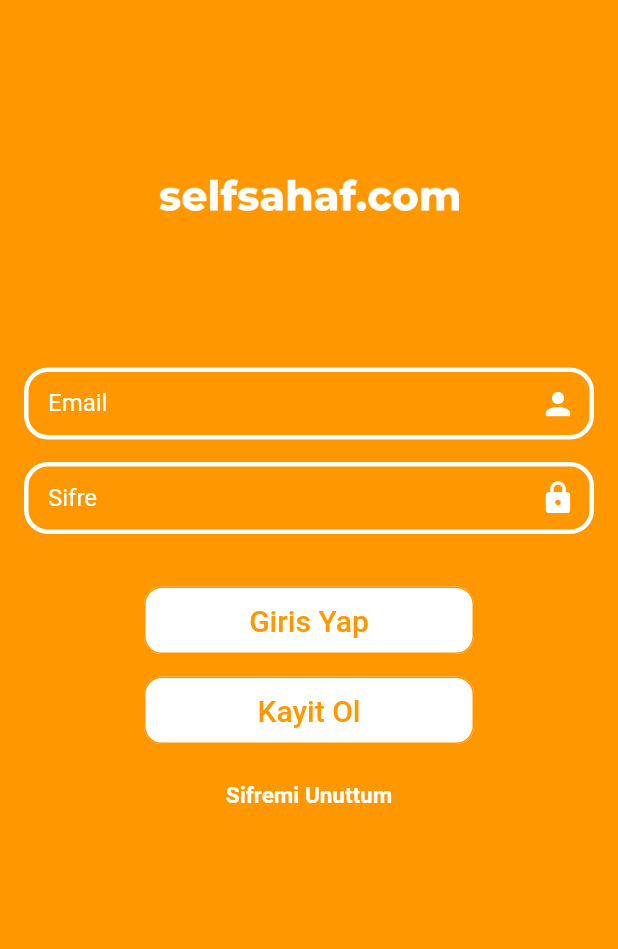
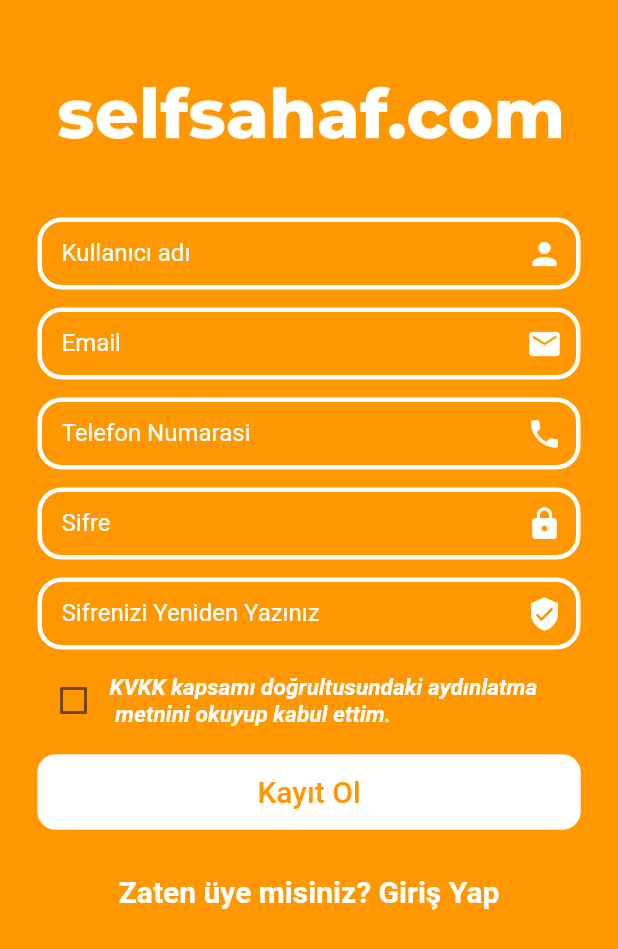
Before and after one commit to tarikisildar/SelfSahaf, a Flutter app: the screen it shows after launch, after a tap on "Kayit Ol", on a phone screen of 412 x 824 dp. Shown: the top 949 px of the screen. Run offline on Flutter 3.47's test engine with Material 2 defaults, Android fonts, the light colour scheme and no system bars.

Commit message:
signup visual done

```diff
--- a/selfsahaf/lib/registration/login.dart
+++ b/selfsahaf/lib/registration/login.dart
@@ -1,5 +1,6 @@
 import 'package:flutter/material.dart';
 import 'package:selfsahaf/registration/input_field.dart';
+import 'package:selfsahaf/registration/signup.dart';
 
 class LoginPage extends StatefulWidget {
   @override
@@ -36,8 +37,7 @@
 
   @override
   Widget build(BuildContext context) {
-    return SafeArea(
-        child: Scaffold(
+    return  Scaffold(
           backgroundColor: Colors.orange,
       body: Container(
 
@@ -52,8 +52,8 @@
                   padding: const EdgeInsets.only(top: 30),
                 ),
                 Container(
-                  width: 200,
-                  height: 200,
+                  width: 300,
+                  height: 300,
                   child: Image.asset("images/logo_white/logo_white.png"),
                 ),
                 Padding(
@@ -113,7 +113,10 @@
                               side: BorderSide(
                                   color: Colors.orange)),
                       color: Colors.white,
-                      onPressed: (){print("kayit oldum aq");},
+                      onPressed: () => Navigator.push(
+                                  context,
+                                  MaterialPageRoute(
+                                      builder: (context) => Signup())),
                       child: Text("Kayit Ol", style:TextStyle(color: Colors.orange, fontSize: 20),
                       ),
                     ),
@@ -125,8 +128,6 @@
                   child: Center(
 
                     child: GestureDetector(
-
-
                       onTap: (){print("Sifremi unuttum aq");},
                       child: Text("Sifremi Unuttum", style:TextStyle(color: Colors.white, fontSize: 15),
                       ),
@@ -138,6 +139,6 @@
           )),
         ),
       ),
-    ));
+    );
   }
 }
--- a/selfsahaf/lib/registration/signup.dart
+++ b/selfsahaf/lib/registration/signup.dart
@@ -0,0 +1,287 @@
+
+import 'package:flutter/material.dart';
+import 'package:selfsahaf/registration/input_field.dart';
+
+
+import 'login.dart';
+
+class Signup extends StatefulWidget {
+
+
+  @override
+  _SignupState createState() => _SignupState();
+}
+
+class _SignupState extends State<Signup> {
+
+  final _formKey = GlobalKey<FormState>();
+  final _scaffoldKey = GlobalKey<ScaffoldState>();
+  final _emailController = TextEditingController();
+  final _phoneController = TextEditingController();
+  final _fullnameController = TextEditingController();
+  final _passController = TextEditingController();
+  final _passCheckController = TextEditingController();
+  bool _kvkk = false;
+
+
+
+  String fullnameValidation(String fullname) {
+    String pattern = r'([a-zA-Z0-9]{4,20})$';
+    RegExp regExp = new RegExp(pattern);
+    return regExp.hasMatch(fullname)
+        ? null
+        : "Lütfen geçerli bir kullanıcı adı giriniz.";
+  }
+
+  String telephoneNumberValidation(String number) {
+    bool numberValid =
+        RegExp(r'^[+]*[(]{0,1}[0-9]{1,4}[)]{0,1}[\s/0-9]*$').hasMatch(number);
+    return numberValid ? null : "Lütfen geçerli bir telefon numarası giriniz.";
+  }
+
+  String emailValidation(String email) {
+    bool emailValid =
+        RegExp(r"^[a-zA-Z0-9.]+@[a-zA-Z0-9]+\.[a-zA-Z]+").hasMatch(email);
+    return emailValid ? null : "Lütfen geçerli bir mail adresi giriniz.";
+  }
+
+  String passwrdValidation(String passwrd) {
+    String pattern =
+        r'^(?=.*?[A-Z])(?=.*?[a-z])(?=.*?[0-9])(?=.*?[.!@#\$&*~]).{8,24}$';
+    RegExp regExp = new RegExp(pattern);
+    return regExp.hasMatch(passwrd)
+        ? null
+        : "Lütfen geçerli bir şifre giriniz.";
+  }
+
+  bool doppelValidation(String random, String random2) {
+    if (random.compareTo(random2) == 0) {
+      return true;
+    } else {
+      return false;
+    }
+  }
+
+  /*String message(statusCode) {
+    if (statusCode == 409) {
+      return "Girdiğiniz E-mail kullanılmaktadır!\nLütfen başka bir E-mail giriniz.";
+    } else {
+      return "Bağlantı Hatası\nLütfen daha sonra tekrar deneyiniz.";
+    }
+  }*/
+
+  /*_showDialog(statusCode) {
+    showDialog(
+        context: context,
+        builder: (BuildContext context) {
+          return AlertDialog(
+            content: new Text(
+              message(statusCode),
+              style: TextStyle(fontSize: 25),
+            ),
+            shape: RoundedRectangleBorder(
+                borderRadius: BorderRadius.all(Radius.circular(15))),
+            actions: <Widget>[
+              new FlatButton(
+                child: new Text(
+                  "Tamam",
+                  style: TextStyle(fontSize: 25),
+                ),
+                onPressed: () {
+
+                  Navigator.pop(context);
+                },
+              )
+            ],
+          );
+        });
+  }*/
+
+  // Checks if the state has any error
+  // if not it navigates the user to the user profile
+  /*void afterBuild(state) {
+    if (state is SignupLoading && !state.signupError) {
+      Navigator.of(context).pushAndRemoveUntil(
+          MaterialPageRoute(builder: (context) => Welcome()),
+          (Route<dynamic> route) => false);
+    } else if (state.signupError) {
+      //_showDialog(state.statusCode);
+      Navigator.of(context).pushAndRemoveUntil(
+          MaterialPageRoute(builder: (context) => Welcome()),
+          (Route<dynamic> route) => false);
+    }
+  }*/
+
+  @override
+  Widget build(BuildContext context) {
+    return Scaffold(
+            backgroundColor: Colors.orange,
+            key: _scaffoldKey,
+            body: SafeArea(
+              child: Form(
+                key: _formKey,
+                child: Padding(
+                  padding: const EdgeInsets.only(left: 25.0, right: 25.0),
+                  child: Container(
+                    child: SingleChildScrollView(
+                      child: Column(
+                        mainAxisAlignment: MainAxisAlignment.spaceEvenly,
+                        crossAxisAlignment: CrossAxisAlignment.stretch,
+                        children: <Widget>[
+                          SizedBox(height: 5.0),
+                          Padding(
+                            padding: const EdgeInsets.only(top: 20.0,left: 13.0, right: 13.0),
+                            child: Container(
+                                child: Image.asset(
+                                  "images/logo_white/logo_white.png",
+                                  fit: BoxFit.contain,
+                                ),
+                                height: 100.0,
+                                width: 100.0),
+                          ),
+                          SizedBox(height: 20.0),
+                           InputField(
+                              controller: _fullnameController,
+                              inputType: TextInputType.text,
+                              validation: fullnameValidation,
+                              labelText: "Kullanıcı adı",
+                              suffixIcon: Icon(
+                                Icons.person,
+                                color: Colors.white,
+                              ),
+                            ),
+
+                          SizedBox(height: 12.0),
+                           InputField(
+                              controller: _emailController,
+                              inputType: TextInputType.emailAddress,
+                              validation: emailValidation,
+                              labelText: "Email",
+                              suffixIcon: Icon(
+                                Icons.mail,
+                                color: Colors.white,
+                              ),
+                            ),
+
+                          SizedBox(height: 12.0),
+                           InputField(
+                              controller: _phoneController,
+                              inputType: TextInputType.phone,
+                              validation: telephoneNumberValidation,
+                              labelText: "Telefon Numarasi",
+                              suffixIcon: Icon(
+                                Icons.phone,
+                                color: Colors.white,
+                              ),
+                            ),
+
+                          SizedBox(height: 12.0),
+                           InputField(
+                              controller: _passController,
+                              inputType: TextInputType.visiblePassword,
+                              validation: passwrdValidation,
+                              labelText: "Sifre",
+                              isPassword: true,
+                              suffixIcon: Icon(
+                                Icons.lock,
+                                color: Colors.white,
+                              ),
+                            ),
+
+                          SizedBox(height: 12.0),
+                           InputField(
+                              controller: _passCheckController,
+                              inputType: TextInputType.visiblePassword,
+                              validation: passwrdValidation,
+                              isPassword: true,
+                              labelText: "Sifrenizi Yeniden Yazınız",
+                              suffixIcon: Icon(
+                                Icons.verified_user,
+                                color: Colors.white,
+                              ),
+                            ),
+
+                          SizedBox(height: 10.0),
+                          Row(children: <Widget>[
+                            Checkbox(
+
+                              activeColor: Colors.white,
+                              checkColor: Colors.white,
+                              onChanged: (bool value) {
+                                setState(() => this._kvkk = value);
+                              },
+                              value: this._kvkk,
+                            ),
+                            Text(
+                              "KVKK kapsamı doğrultusundaki aydınlatma\n metnini okuyup kabul ettim.",
+                              style: TextStyle(
+                                  fontSize: 15,
+                                  color: Colors.white,
+                                  fontStyle: FontStyle.italic),
+                            ),
+                          ]),
+                          SizedBox(height: 12.0),
+                          Container(
+                              width: 80.0,
+                              height: 50.0,
+                              child: FlatButton(
+                                shape: new RoundedRectangleBorder(
+                                    borderRadius:
+                                        new BorderRadius.circular(12.0),
+                                    side: BorderSide(
+                                        color: Colors.white)),
+                                color: Colors.white,
+                                child: Text(
+                                  "Kayıt Ol",
+                                  style: TextStyle(
+                                      color: Colors.orange, fontSize: 20.0),
+                                ),
+                                onPressed: () {
+                                  CircularProgressIndicator();
+                                  if (doppelValidation(
+                                          _passController.value.text,
+                                          _passCheckController.value.text) &&
+                                      _kvkk) {
+                                    if (_formKey.currentState.validate()) {
+                                      print("kayitoldum");
+                                    }
+                                  } else if (!_kvkk) {
+                                    _scaffoldKey.currentState
+                                        .showSnackBar(SnackBar(
+                                      content: Text(
+                                          "Lütfen KVKK sözleşmesini kabul ediniz!"),
+                                      duration: Duration(seconds: 2),
+                                    ));
+                                  } else {
+                                    _scaffoldKey.currentState
+                                        .showSnackBar(SnackBar(
+                                      content: Text("Şifreler Uyuşmuyor!",
+                                          style: TextStyle(fontSize: 15)),
+                                    ));
+                                  }
+                                },
+                              )),
+                          SizedBox(height: 30.0),
+                          Center(
+                              child: GestureDetector(
+                                  child: Text("Zaten üye misiniz? Giriş Yap",
+                                      style: TextStyle(
+                                          color: Colors.white,
+                                          fontSize: 20)),
+                                  onTap: () {
+
+                                    Navigator.push(
+                                        context,
+                                        MaterialPageRoute(
+                                            builder: (context) => LoginPage()));
+                                  })),
+                        ],
+                      ),
+                    ),
+                  ),
+                ),
+              ),
+            ),
+          );
+  }
+}
```
